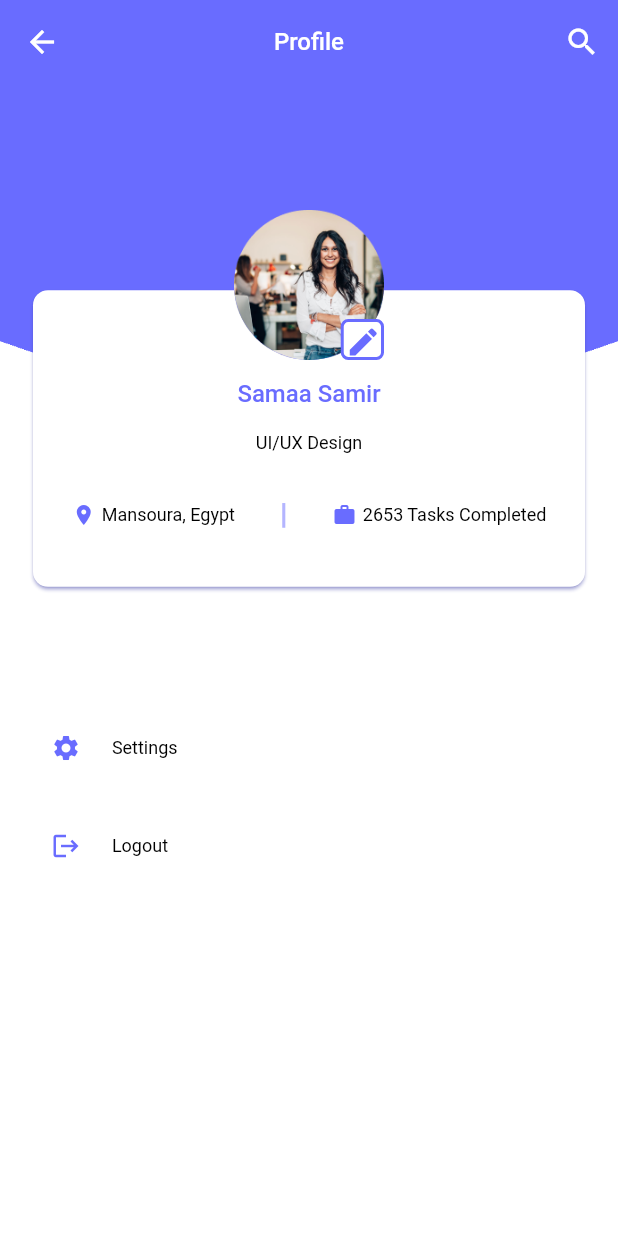
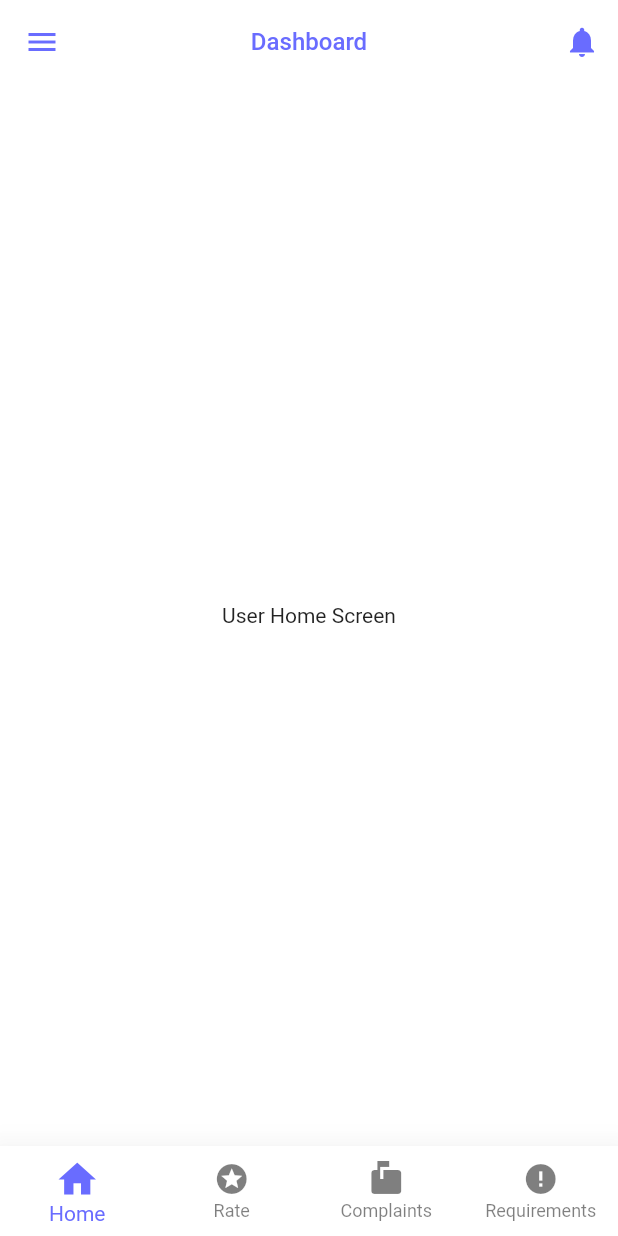
Before and after one commit to Ibrahim-Amin-code/Develocity, a Flutter app: the screen it shows after launch, on a phone screen of 412 x 824 dp. Run offline on Flutter 3.47's test engine with Material 2 defaults, Android fonts, the light colour scheme and no system bars; our stand-ins replace bloc, cached_network_image, dio, flutter_bloc, flutter_svg, percent_indicator and 1 more; Roboto replaces fonts that are missing (SF Pro Display).

Commit message:
user complaints screen

```diff
--- a/lib/constants/theme/themes.dart
+++ b/lib/constants/theme/themes.dart
@@ -34,6 +34,16 @@ ThemeData lightTheme = ThemeData(
   cardColor: MyColors.backgroundColor,
   backgroundColor: Colors.white,
   iconTheme: IconThemeData(color: MyColors.unselectedIconColor),
+  bottomNavigationBarTheme: BottomNavigationBarThemeData(
+    type: BottomNavigationBarType.fixed,
+    selectedItemColor: MyColors.mainColor,
+    selectedIconTheme: const IconThemeData(
+      size: 30,
+    ),
+    elevation: 20.0,
+    backgroundColor: Colors.white,
+    unselectedItemColor: MyColors.unselectedIconColor,
+  ),
   appBarTheme: const AppBarTheme(
     backgroundColor: Colors.white,
     systemOverlayStyle: SystemUiOverlayStyle(
--- a/lib/main.dart
+++ b/lib/main.dart
@@ -1,18 +1,22 @@
 import 'package:develocity/constants/core/colors.dart';
 import 'package:develocity/constants/theme/themes.dart';
+import 'package:develocity/presentation/admins/screens/authentication/loign/loign_screen.dart';
 import 'package:develocity/presentation/admins/screens/profile/cubit/cubit.dart';
 import 'package:develocity/presentation/admins/screens/profile/profile_screen.dart';
+import 'package:develocity/presentation/users/screens/home_layout/home_layout.dart';
+import 'package:develocity/presentation/users/users_cubit/user_cubit.dart';
+import 'package:develocity/presentation/users/users_cubit/user_state.dart';
 import 'package:flutter/material.dart';
 import 'package:flutter/services.dart';
 import 'package:flutter_bloc/flutter_bloc.dart';
-
 
 void main() async {
   SystemChrome.setSystemUIOverlayStyle(
     SystemUiOverlayStyle(
       statusBarColor: MyColors.mainColor,
       statusBarBrightness: Brightness.dark,
-    ),);
+    ),
+  );
   runApp(const MyApp());
 }
 
@@ -21,12 +25,20 @@ class MyApp extends StatelessWidget {
 
   @override
   Widget build(BuildContext context) {
-    return BlocProvider(
-      create: (BuildContext context)=> ProfileCubit(),
-      child: MaterialApp(
-        debugShowCheckedModeBanner: false,
-        theme: lightTheme,
-        home: const SafeArea(child: ProfileScreen()),
+    return MultiBlocProvider(
+      providers: [
+        BlocProvider(create: (BuildContext context) => ProfileCubit()),
+        BlocProvider(create: (BuildContext context) => UserCubit()),
+      ],
+      child: BlocConsumer<UserCubit,UserStates>(
+        listener: (context, state) {},
+        builder: (context, Object? state) {
+          return MaterialApp(
+            debugShowCheckedModeBanner: false,
+            theme: lightTheme,
+            home: SafeArea(child: HomeLayoutScreen()),
+          );
+        },
       ),
     );
   }
--- a/lib/presentation/admins/screens/profile/profile_screen.dart
+++ b/lib/presentation/admins/screens/profile/profile_screen.dart
@@ -1,7 +1,7 @@
 import 'package:develocity/constants/core/colors.dart';
 import 'package:develocity/presentation/admins/screens/profile/cubit/cubit.dart';
 import 'package:develocity/presentation/admins/screens/profile/cubit/state.dart';
-import 'package:develocity/presentation/admins/screens/profile/profile_components.dart';
+import 'package:develocity/presentation/users/widgets/profile_components.dart';
 import 'package:flutter/material.dart';
 import 'package:flutter/services.dart';
 import 'package:flutter_bloc/flutter_bloc.dart';
@@ -238,43 +238,35 @@ class _ProfileScreenState extends State<ProfileScreen> {
                               key: _keyForm,
                               child: Column(
                                 children: [
-                                  CustomTextFormField(
-                                      _nameController, TextInputType.name,
-                                      (String value) {
+                                  CustomTextFormField(controller: _nameController, inputType: TextInputType.name, validate: (String value) {
                                     if (value.isEmpty) {
                                       return 'Please Enter your name!';
                                     }
-                                  }, 'Name *', 'Type Name', () {}),
+                                  }, label: 'Name *', hint: 'type name', onTap: (){}),
                                   SizedBox(
                                     height: height * 0.02,
                                   ),
-                                  CustomTextFormField(_emailController,
-                                      TextInputType.emailAddress,
-                                      (String value) {
+                                  CustomTextFormField(controller: _emailController, inputType: TextInputType.emailAddress, validate: (String value) {
                                     if (value.isEmpty) {
                                       return 'Please Enter your email!';
                                     }
-                                  }, 'Email *', 'Enter Email', () {}),
+                                  }, label: 'Email *', hint: 'Enter Email', onTap: (){}),
                                   SizedBox(
                                     height: height * 0.02,
                                   ),
-                                  CustomTextFormField(
-                                      _phoneController, TextInputType.phone,
-                                      (String value) {
+                                  CustomTextFormField(controller: _phoneController, inputType: TextInputType.phone, validate: (String value) {
                                     if (value.isEmpty) {
                                       return 'Please Enter your phone!';
                                     }
-                                  }, 'Phone Number *', 'Type Number', () {}),
+                                  }, label: 'Phone number *', hint: 'type number', onTap: (){}),
                                   SizedBox(
                                     height: height * 0.02,
                                   ),
-                                  CustomTextFormField(_passwordController,
-                                      TextInputType.visiblePassword,
-                                      (String value) {
+                                  CustomTextFormField(controller: _passwordController, inputType: TextInputType.visiblePassword, validate: (String value) {
                                     if (value.isEmpty) {
                                       return 'Please Enter your password!';
                                     }
-                                  }, 'Password *', 'Type Password', () {}),
+                                  }, label: 'Password *', hint: 'type password', onTap: (){}),
                                   SizedBox(
                                     height: height * 0.05,
                                   ),
--- a/lib/presentation/admins/screens/rate/rate_screen.dart
+++ b/lib/presentation/admins/screens/rate/rate_screen.dart
@@ -1,3 +1,5 @@
+import 'package:develocity/constants/core/colors.dart';
+import 'package:develocity/constants/core/const.dart';
 import 'package:flutter/material.dart';
 
 class RateScreen extends StatefulWidget {
@@ -10,8 +12,7 @@ class RateScreen extends StatefulWidget {
 class _RateScreenState extends State<RateScreen> {
   @override
   Widget build(BuildContext context) {
-    return const Scaffold(
-      body: Center(child: Text('rate')),
-    );
+
+    return const Center(child: Text('Rate'));
   }
 }
--- /dev/null
+++ b/lib/presentation/users/screens/home_layout/home_layout.dart
@@ -0,0 +1,78 @@
+import 'package:develocity/constants/core/colors.dart';
+import 'package:develocity/presentation/users/users_cubit/user_cubit.dart';
+import 'package:develocity/presentation/users/users_cubit/user_state.dart';
+import 'package:flutter/material.dart';
+import 'package:flutter_bloc/flutter_bloc.dart';
+
+class HomeLayoutScreen extends StatefulWidget {
+  @override
+  State<HomeLayoutScreen> createState() => _HomeLayoutScreenState();
+}
+
+class _HomeLayoutScreenState extends State<HomeLayoutScreen> {
+
+  @override
+  Widget build(BuildContext context) {
+
+    var cubit = UserCubit.get(context);
+    return BlocConsumer<UserCubit, UserStates>(
+      listener: (context, state) {},
+      builder: (context, state) {
+        return Scaffold(
+          appBar: AppBar(
+            centerTitle: true,
+            elevation: 0.0,
+            title: Text(
+              cubit.appBarTitle[cubit.currentIndex],
+              style: Theme.of(context).textTheme.titleMedium,
+            ),
+            actions: [
+              cubit.currentIndex == 0
+                  ? IconButton(
+                      onPressed: () {},
+                      icon: Icon(
+                        Icons.notifications,
+                        color: MyColors.mainColor,
+                      ),
+                    )
+                  : IconButton(
+                      onPressed: () {},
+                      icon: Icon(
+                        Icons.search,
+                        color: MyColors.mainColor,
+                      ),
+                    ),
+            ],
+            leading: cubit.currentIndex == 0
+                ? IconButton(
+                    onPressed: () {},
+                    icon: Icon(
+                      Icons.menu,
+                      color: MyColors.mainColor,
+                    ),
+                  )
+                : IconButton(
+                    onPressed: () {
+                      setState(() {
+                        cubit.currentIndex = 0;
+                      });
+                    },
+                    icon: Icon(
+                      Icons.arrow_back_outlined,
+                      color: MyColors.mainColor,
+                    ),
+                  ),
+          ),
+          bottomNavigationBar: BottomNavigationBar(
+            currentIndex: cubit.currentIndex,
+            items: cubit.bottomNavItems,
+            onTap: (index) {
+              cubit.changeBottomNavBar(index);
+            },
+          ),
+          body: cubit.screens[cubit.currentIndex],
+        );
+      },
+    );
+  }
+}
--- /dev/null
+++ b/lib/presentation/users/screens/home_user/user_home_screen.dart
@@ -0,0 +1,10 @@
+import 'package:flutter/material.dart';
+
+class UserHomeScreen extends StatelessWidget {
+  const UserHomeScreen({Key? key}) : super(key: key);
+
+  @override
+  Widget build(BuildContext context) {
+    return const Center(child: Text('User Home Screen'));
+  }
+}
--- /dev/null
+++ b/lib/presentation/users/users_cubit/user_cubit.dart
@@ -0,0 +1,54 @@
+import 'package:develocity/presentation/users/screens/compliants_user/user_complaints_screen.dart';
+import 'package:develocity/presentation/users/screens/home_user/user_home_screen.dart';
+import 'package:develocity/presentation/users/screens/rate_user/user_rate_screen.dart';
+import 'package:develocity/presentation/users/screens/requirements_user/user_requirements_screen.dart';
+import 'package:develocity/presentation/users/users_cubit/user_state.dart';
+import 'package:flutter/material.dart';
+import 'package:flutter_bloc/flutter_bloc.dart';
+import 'package:bloc/bloc.dart';
+
+class UserCubit extends Cubit<UserStates> {
+  UserCubit() : super(UserInitialState());
+
+  static UserCubit get(context) => BlocProvider.of(context);
+
+  var currentIndex = 0;
+  List<BottomNavigationBarItem> bottomNavItems = [
+    const BottomNavigationBarItem(
+      icon: const Icon(Icons.home),
+      label: 'Home',
+    ),
+    const BottomNavigationBarItem(
+      icon: const Icon(Icons.stars),
+      label: 'Rate',
+    ),
+    const BottomNavigationBarItem(
+      icon: Icon(Icons.markunread_mailbox),
+      label: 'Complaints',
+    ),
+    const BottomNavigationBarItem(
+      icon: const Icon(Icons.error),
+      label: 'Requirements',
+    ),
+  ];
+
+  List<Widget> screens = [
+    const UserHomeScreen(),
+    const UserRateScreen(),
+    UserComplaintsScreen(),
+    const UserRequirementsScreen(),
+  ];
+
+  List<String> appBarTitle = [
+    'Dashboard',
+    'Rate',
+    'Complaints',
+    'Requirements'
+  ];
+
+  void changeBottomNavBar(int index) {
+    currentIndex = index;
+
+    emit(UserBottomNavState());
+  }
+}
--- /dev/null
+++ b/lib/presentation/users/users_cubit/user_state.dart
@@ -0,0 +1,5 @@
+abstract class UserStates {}
+
+class UserInitialState extends UserStates {}
+
+class UserBottomNavState extends UserStates {}
--- a/pubspec.yaml
+++ b/pubspec.yaml
@@ -46,6 +46,7 @@ dependencies:
   pin_code_fields: ^7.3.0
   percent_indicator: ^3.0.1
   flutter_svg: any
+  dropdown_button2: ^1.4.0
 
 
 dev_dependencies:
```
Also changed, not shown: lib/presentation/admins/screens/authentication/user_or_admin/user_or_admin_screen.dart (+12 -5 lines), lib/presentation/users/screens/compliants_user/user_complaints_screen.dart (added, +111 -0 lines), lib/presentation/users/screens/rate_user/user_rate_screen.dart (added, +52 -0 lines), lib/presentation/users/screens/requirements_user/user_requirements_screen.dart (added, +12 -0 lines), lib/presentation/users/widgets/profile_components.dart (renamed from lib/presentation/admins/screens/profile/profile_components.dart, +12 -8 lines), pubspec.lock.
